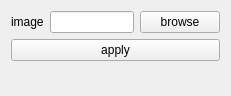
Hboni/francis, file src/view/ui/SaveImage.ui: the form before one commit.
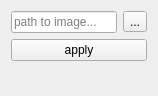
The form after the commit.

Commit message: [#10] render file path visible

```diff
--- a/src/view/ui/SaveImage.ui
+++ b/src/view/ui/SaveImage.ui
@@ -6,7 +6,7 @@
    <rect>
     <x>0</x>
     <y>0</y>
-    <width>231</width>
+    <width>158</width>
     <height>96</height>
    </rect>
   </property>
@@ -19,19 +19,34 @@
      <item>
       <layout class="QHBoxLayout" name="horizontalLayout">
        <item>
-        <widget class="QLabel" name="label">
-         <property name="text">
-          <string>image</string>
+        <widget class="QLineEdit" name="path">
+         <property name="minimumSize">
+          <size>
+           <width>100</width>
+           <height>0</height>
+          </size>
+         </property>
+         <property name="baseSize">
+          <size>
+           <width>0</width>
+           <height>0</height>
+          </size>
+         </property>
+         <property name="frame">
+          <bool>true</bool>
+         </property>
+         <property name="dragEnabled">
+          <bool>true</bool>
+         </property>
+         <property name="placeholderText">
+          <string>path to image...</string>
          </property>
         </widget>
        </item>
        <item>
-        <widget class="QLineEdit" name="path"/>
-       </item>
-       <item>
-        <widget class="QPushButton" name="browse">
+        <widget class="QToolButton" name="browse">
          <property name="text">
-          <string>browse</string>
+          <string>...</string>
          </property>
         </widget>
        </item>
```
The commit also changes 3 other files.
